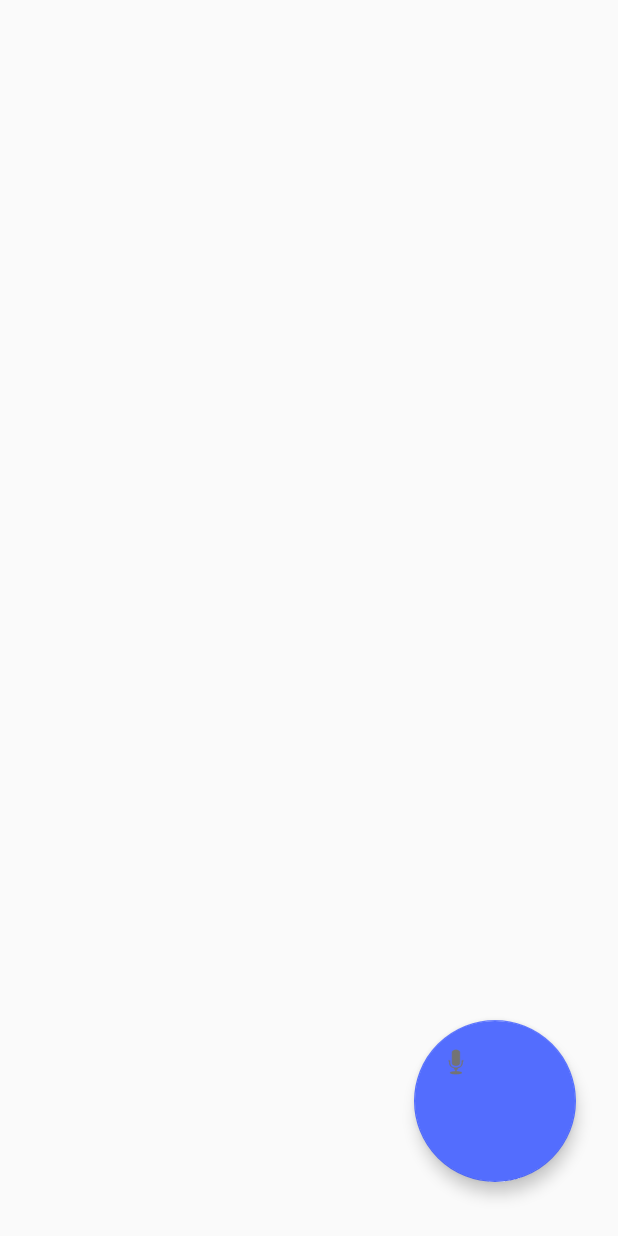
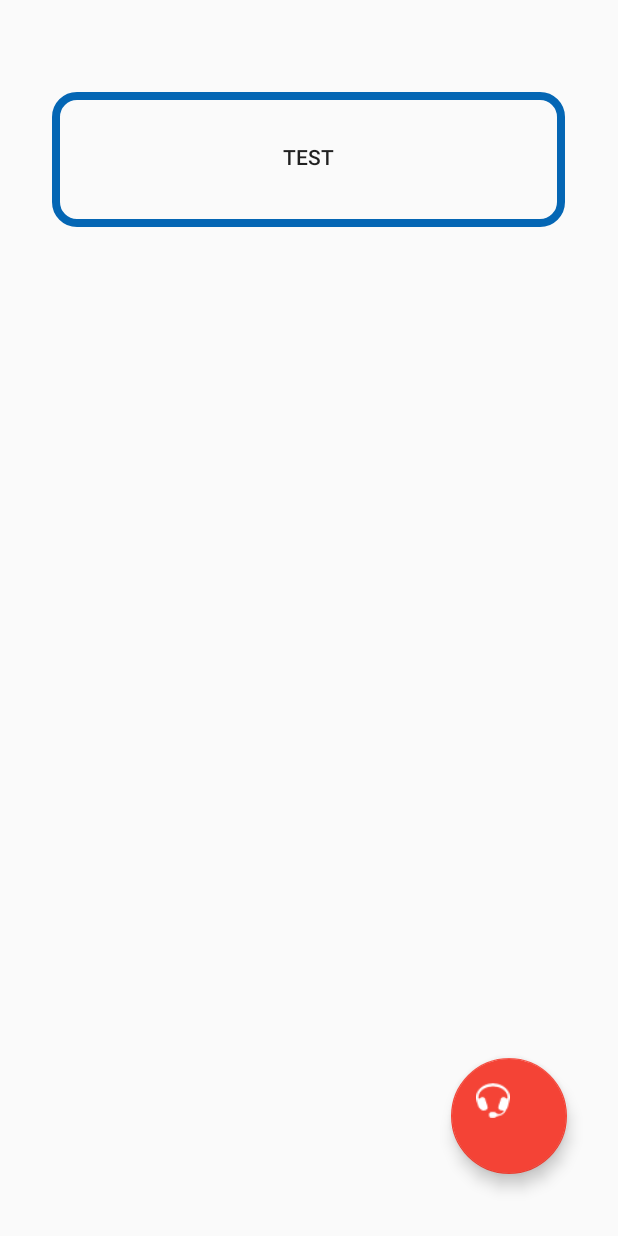
Before and after one commit to tmurney/s1513911_hons, an Android app: the screen it shows after launch (MainActivity), on a phone screen of 412 x 824 dp. Run offline under Robolectric (Android 15) with nearby library versions, the phone set to English and light mode, and no system bars; libraries missing offline, so code that uses them is left out: com.google.auth.oauth2, com.google.cloud.speech, io.grpc, io.grpc.internal, io.grpc.okhttp and 1 more; 2 statements that could not run were skipped.

Commit message:
added activity

```diff
--- a/app/build.gradle
+++ b/app/build.gradle
@@ -105,6 +105,7 @@ dependencies {
     testCompile 'junit:junit:4.12'
     androidTestCompile 'com.android.support.test:runner:0.5'
     androidTestCompile 'com.android.support.test.espresso:espresso-core:2.2.2'
+    compile 'com.android.support:appcompat-v7:25.4.0'
 }
 
 task copySecretKey(type: Copy) {
--- a/app/src/main/java/s1513911/gcu/s1513911_hons/MainActivity.java
+++ b/app/src/main/java/s1513911/gcu/s1513911_hons/MainActivity.java
@@ -15,19 +15,22 @@ import android.support.v4.content.res.ResourcesCompat;
 import android.support.v7.app.AppCompatActivity;
 import android.support.v7.widget.CardView;
 import android.support.v7.widget.LinearLayoutManager;
-import android.support.v7.widget.RecyclerView;
-import android.support.v7.widget.Toolbar;
+
 import android.text.TextUtils;
 import android.view.Gravity;
 import android.view.LayoutInflater;
+
 import android.view.Menu;
 import android.view.MenuItem;
 import android.view.MotionEvent;
+
 import android.view.View;
+
 import android.view.ViewGroup;
+
 import android.widget.Button;
 import android.widget.PopupWindow;
-import android.widget.RelativeLayout;
+
 import android.widget.TextView;
 import android.widget.Toast;
 
@@ -78,6 +81,9 @@ public class MainActivity extends AppCompatActivity implements MessageDialogFrag
     // View references
     private TextView mStatus;
     private TextView mText;
+
+    private Button navBackground;
+
     private FloatingActionButton speechEnable;
     private PopupWindow voiceInteract;
     private LayoutInflater layoutInflater;
@@ -115,6 +121,17 @@ public class MainActivity extends AppCompatActivity implements MessageDialogFrag
         cardView = (CardView) findViewById(R.id.card);
         cardView.setVisibility(View.GONE);
 
+        navBackground = (Button) findViewById(R.id.navBackground);
+
+        navBackground.setOnClickListener(new View.OnClickListener() {
+            @Override
+            public void onClick(View v) {
+
+                //Function for navigating to the background; will also be used for voice commands.
+                openBackground();
+            }
+        });
+
 
         speechEnable = (FloatingActionButton) findViewById(R.id.speechEnable);
         speechEnable.setOnClickListener(new View.OnClickListener() {
@@ -134,6 +151,10 @@ public class MainActivity extends AppCompatActivity implements MessageDialogFrag
         });
     }
 
+    public void openBackground(){
+        Intent intent = new Intent(this, appUniBg.class);
+        startActivity(intent);
+    }
 
 
     @Override
@@ -146,6 +167,7 @@ public class MainActivity extends AppCompatActivity implements MessageDialogFrag
         if (ActivityCompat.checkSelfPermission(this, Manifest.permission.RECORD_AUDIO)
                 == PackageManager.PERMISSION_GRANTED) {
             isEnabled = true;
+            Toast.makeText(getApplicationContext(), "Voice Recognition Enabled", Toast.LENGTH_SHORT).show();
 
         } else if (ActivityCompat.shouldShowRequestPermissionRationale(this,
                 Manifest.permission.RECORD_AUDIO)) {
--- a/app/src/main/res/drawable/border.xml
+++ b/app/src/main/res/drawable/border.xml
@@ -4,7 +4,7 @@
 <layer-list xmlns:android="http://schemas.android.com/apk/res/android" >
     <item>
         <shape xmlns:android="http://schemas.android.com/apk/res/android">
-            <stroke android:width="1dp" android:color="@color/primary" />
+            <stroke android:width="5dp" android:color="@color/primary" />
             <padding android:left="17dp" android:top="13dp"
                 android:right="17dp" android:bottom="17dp" />
             <corners android:radius="14dp" />
--- /dev/null
+++ b/app/src/main/res/drawable/ic_arrow_back_white_24dp.xml
@@ -0,0 +1,5 @@
+<vector android:height="24dp" android:tint="#FFFFFF"
+    android:viewportHeight="24.0" android:viewportWidth="24.0"
+    android:width="24dp" xmlns:android="http://schemas.android.com/apk/res/android">
+    <path android:fillColor="#FF000000" android:pathData="M20,11H7.83l5.59,-5.59L12,4l-8,8 8,8 1.41,-1.41L7.83,13H20v-2z"/>
+</vector>
--- a/app/src/main/res/layout/activity_main.xml
+++ b/app/src/main/res/layout/activity_main.xml
@@ -48,28 +48,45 @@
     android:layout_height="match_parent"
     tools:context=".MainActivity">
 
+    <Button
+        android:id="@+id/navBackground"
+        android:layout_width="342dp"
+        android:layout_height="90dp"
+        android:layout_marginStart="8dp"
+        android:layout_marginEnd="8dp"
+        android:background="@drawable/border"
+        android:elevation="2dp"
+        android:text="Test"
+        app:layout_constraintBottom_toBottomOf="parent"
+        app:layout_constraintEnd_toEndOf="parent"
+        app:layout_constraintHorizontal_bias="0.49"
+        app:layout_constraintStart_toStartOf="parent"
+        app:layout_constraintTop_toTopOf="parent"
+        app:layout_constraintVertical_bias="0.084" />
+
     <android.support.design.widget.FloatingActionButton
         android:id="@+id/speechEnable"
-        android:layout_width="108dp"
-        android:layout_height="118dp"
+        android:layout_width="84dp"
+        android:layout_height="77dp"
         android:layout_marginStart="8dp"
         android:layout_marginTop="8dp"
         android:layout_marginEnd="8dp"
         android:layout_marginBottom="8dp"
         android:clickable="true"
+        app:backgroundTint="@color/button"
         app:layout_constraintBottom_toBottomOf="parent"
         app:layout_constraintEnd_toEndOf="parent"
-        app:layout_constraintHorizontal_bias="0.93"
+        app:layout_constraintHorizontal_bias="0.918"
         app:layout_constraintStart_toStartOf="parent"
         app:layout_constraintTop_toTopOf="parent"
-        app:layout_constraintVertical_bias="0.96"
-        app:srcCompat="@android:drawable/ic_btn_speak_now" />
-
+        app:layout_constraintVertical_bias="0.954"
+        app:srcCompat="@android:drawable/stat_sys_headset" />
 
     <include
         layout="@layout/item_result"
         app:layout_constraintBottom_toBottomOf="parent"
         app:layout_constraintTop_toTopOf="parent"
-        tools:layout_editor_absoluteX="0dp" />
+        app:layout_constraintVertical_bias="0.0"
+        tools:layout_editor_absoluteX="16dp" />
 
 </android.support.constraint.ConstraintLayout>
--- a/app/src/main/res/layout/item_result.xml
+++ b/app/src/main/res/layout/item_result.xml
@@ -23,7 +23,7 @@
     android:layout_height="wrap_content"
     android:theme="@style/ThemeOverlay.AppCompat.Light"
     app:cardCornerRadius="4dp"
-    app:cardElevation="1dp"
+    app:cardElevation="4dp"
     app:cardUseCompatPadding="true">
 
     <LinearLayout
@@ -53,7 +53,7 @@
             android:paddingTop="@dimen/spacing_small"
             android:paddingBottom="@dimen/spacing_small"
             android:textAppearance="@style/TextAppearance.AppCompat.Large"
-            tools:text="It is fine today." />
+            tools:text="Test" />
 
     </LinearLayout>
 
--- a/app/src/main/res/menu/main.xml
+++ /dev/null
@@ -1,26 +0,0 @@
-<?xml version="1.0" encoding="utf-8"?>
-<!--
-  Copyright 2017 Google Inc. All Rights Reserved.
-
-  Licensed under the Apache License, Version 2.0 (the "License");
-  you may not use this file except in compliance with the License.
-  You may obtain a copy of the License at
-
-  http://www.apache.org/licenses/LICENSE-2.0
-
-  Unless required by applicable law or agreed to in writing, software
-  distributed under the License is distributed on an "AS IS" BASIS,
-  WITHOUT WARRANTIES OR CONDITIONS OF ANY KIND, either express or implied.
-  See the License for the specific language governing permissions and
-  limitations under the License.
--->
-<menu
-    xmlns:android="http://schemas.android.com/apk/res/android"
-    xmlns:app="http://schemas.android.com/apk/res-auto">
-
-    <item
-        android:id="@+id/action_file"
-        android:title="@string/load_file"
-        app:showAsAction="ifRoom"/>
-
-</menu>
--- a/app/src/main/res/values/colors.xml
+++ b/app/src/main/res/values/colors.xml
@@ -19,6 +19,10 @@
     <color name="primary_dark">#064E8A</color>
     <color name="accent">#536DFE</color>
 
+    <color name="button">#F44336</color>
+
+    <color name="ToolbarText">#FFFFFF</color>
+
     <color name="status_hearing">#3EF100</color>
     <color name="status_not_hearing">#757575</color>
 </resources>
--- a/app/src/main/res/values/strings.xml
+++ b/app/src/main/res/values/strings.xml
@@ -1,5 +1,4 @@
-<?xml version="1.0" encoding="utf-8"?>
-<!--
+<?xml version="1.0" encoding="utf-8"?><!--
   Copyright 2016 Google Inc. All Rights Reserved.
 
   Licensed under the Apache License, Version 2.0 (the "License");
```
Also changed, not shown: app/src/main/AndroidManifest.xml (+9 -22 lines), app/src/main/java/s1513911/gcu/s1513911_hons/appUniBg.java (added, +28 -0 lines), app/src/main/res/layout/activity_app_uni_bg.xml (added, +35 -0 lines).
